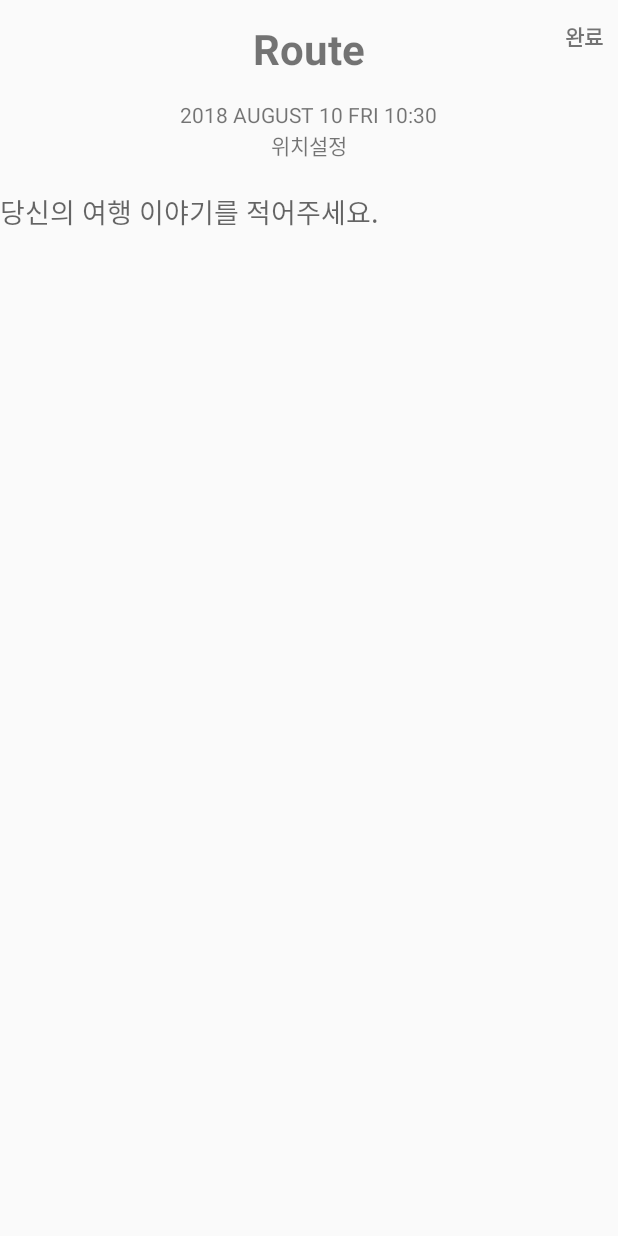
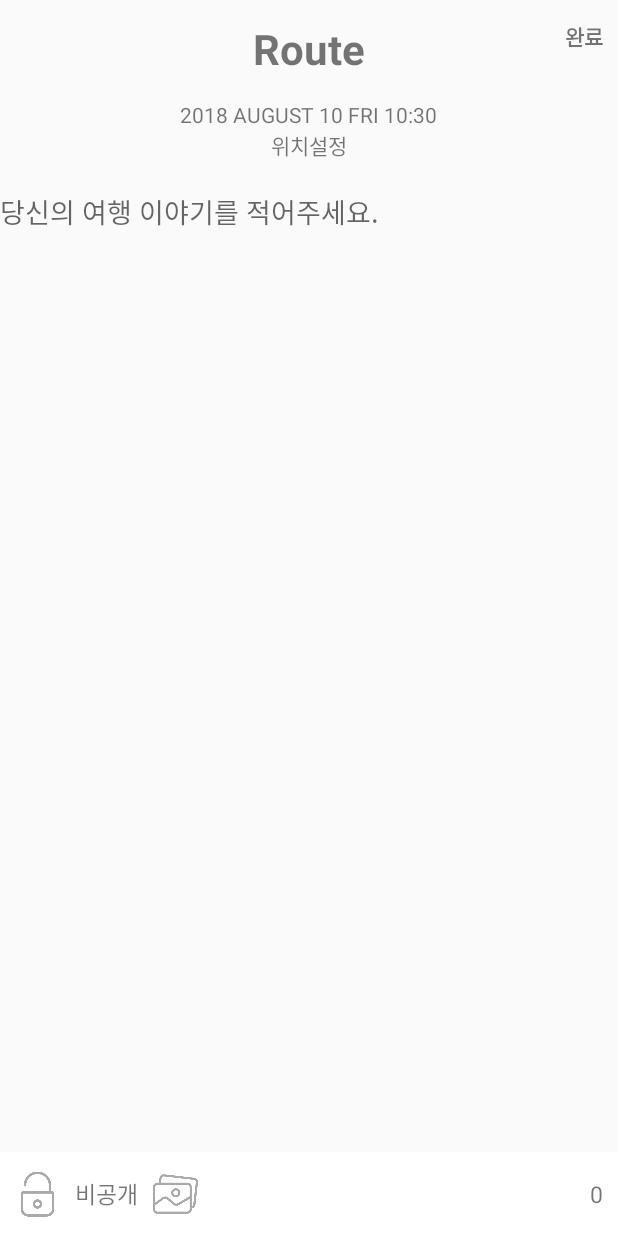
Before and after one commit to Carrierr/TipTap_Android, an Android app: the DiaryWritingActivity screen opened directly, with no data from a screen before it, on a phone screen of 412 x 824 dp. Run offline under Robolectric (Android 15) with nearby library versions, the phone set to English and light mode, and no system bars; our stand-ins replace data binding.

Commit message:
#29-Add toolbar for image uploading

```diff
--- a/app/src/main/AndroidManifest.xml
+++ b/app/src/main/AndroidManifest.xml
@@ -2,8 +2,6 @@
 <manifest xmlns:android="http://schemas.android.com/apk/res/android"
     package="me.tiptap.tiptap">
 
-    <uses-permission android:name="android.permission.ACCESS_FINE_LOCATION" />
-    <uses-permission android:name="android.permission.INTERNET" />
 
     <application
         android:allowBackup="true"
@@ -20,18 +18,9 @@
             </intent-filter>
         </activity>
         <activity android:name=".diarydetail.DiaryDetailActivity"></activity>
-        <activity android:name=".diarywriting.DiaryWritingActivity"></activity>
-        <activity android:name=".diarywriting.FindLocationActivity">
-            <intent-filter>
-                <action android:name="android.intent.action.MAIN" />
+        <activity android:name=".diarywriting.DiaryWritingActivity"
+            android:windowSoftInputMode="stateVisible|adjustResize"></activity>
 
-                <category android:name="android.intent.category.LAUNCHER" />
-            </intent-filter>
-        </activity>
-
-        <meta-data
-            android:name="com.google.android.geo.API_KEY"
-            android:value="@string/google_maps_key" />
     </application>
 
 </manifest>
--- a/app/src/main/res/layout/activity_diary_writing.xml
+++ b/app/src/main/res/layout/activity_diary_writing.xml
@@ -58,10 +58,57 @@
             <EditText
                 android:layout_width="match_parent"
                 android:layout_height="match_parent"
+                android:id = "@+id/diary_write"
                 android:background="@android:color/transparent"
                 android:layout_weight="1"
                 android:hint="당신의 여행 이야기를 적어주세요."
-                android:inputType="textCapSentences|textMultiLine" />s
+                android:inputType="textCapSentences|textMultiLine" />
+
         </LinearLayout>
+
+        <FrameLayout
+            android:layout_width="match_parent"
+            android:layout_height="?attr/actionBarSize"
+            android:layout_alignParentBottom="true"
+            android:layout_alignParentStart="true"
+            android:background="#FFFFFF">
+            <RelativeLayout
+                android:layout_width="match_parent"
+                android:layout_height="match_parent">
+                <ImageView
+                    android:id = "@+id/lock"
+                    android:layout_width="30dp"
+                    android:tint = "@android:color/darker_gray"
+                    android:layout_height="wrap_content"
+                    android:layout_margin="10dp"
+                    android:src="@drawable/padlock" />
+                <TextView
+                    android:layout_width="wrap_content"
+                    android:layout_height="wrap_content"
+                    android:id = "@+id/priv"
+                    android:text = "비공개"
+                    android:layout_toRightOf="@+id/lock"
+                    android:layout_centerVertical="true"
+                    android:textSize = "15sp"/>
+                <ImageView
+                    android:layout_width="30dp"
+                    android:layout_height="wrap_content"
+                    android:src = "@drawable/gallery"
+                    android:tint = "@android:color/darker_gray"
+                    android:clickable="true"
+                    android:layout_toRightOf="@+id/priv"
+                    android:layout_margin = "10dp"/>
+                <TextView
+                    android:layout_width="wrap_content"
+                    android:layout_height="wrap_content"
+                    android:layout_alignParentRight = "true"
+                    android:text = "0"
+                    android:id = "@+id/keyboard"
+                    android:layout_centerVertical="true"
+                    android:textSize = "15sp"
+                    android:layout_margin = "10dp"/>
+            </RelativeLayout>
+        </FrameLayout>
     </RelativeLayout>
+
 </layout>
```
Also changed, not shown: app/src/main/java/me/tiptap/tiptap/diarywriting/DiaryWritingActivity.kt (+4 -4 lines), app/src/main/res/drawable/gallery.png (added), app/src/main/res/drawable/padlock.png (added).
